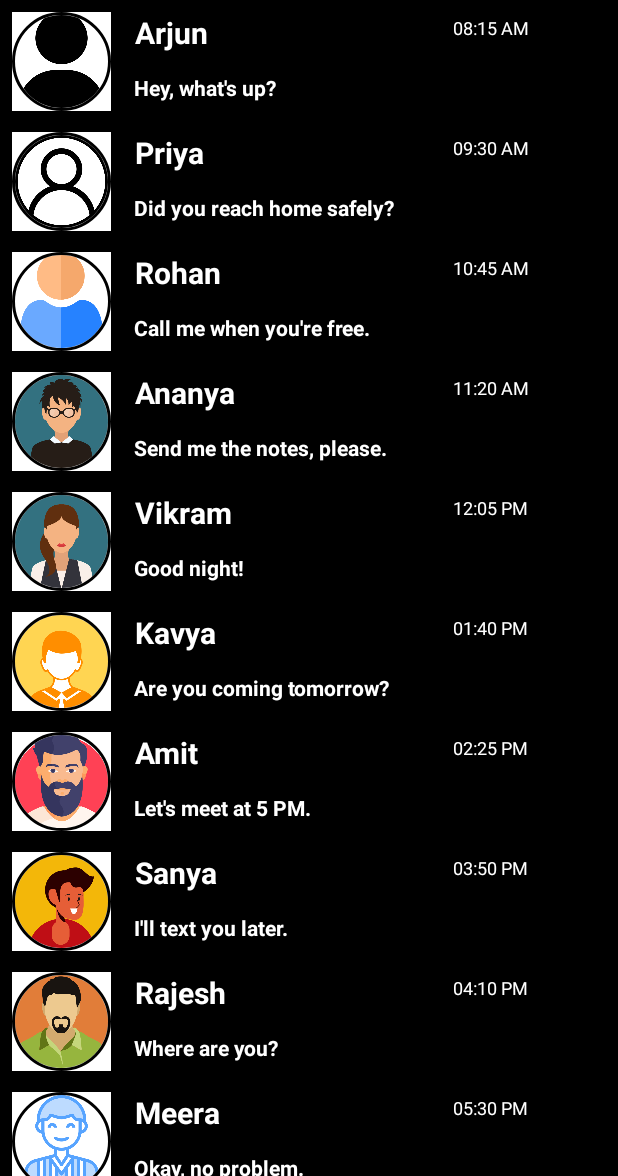
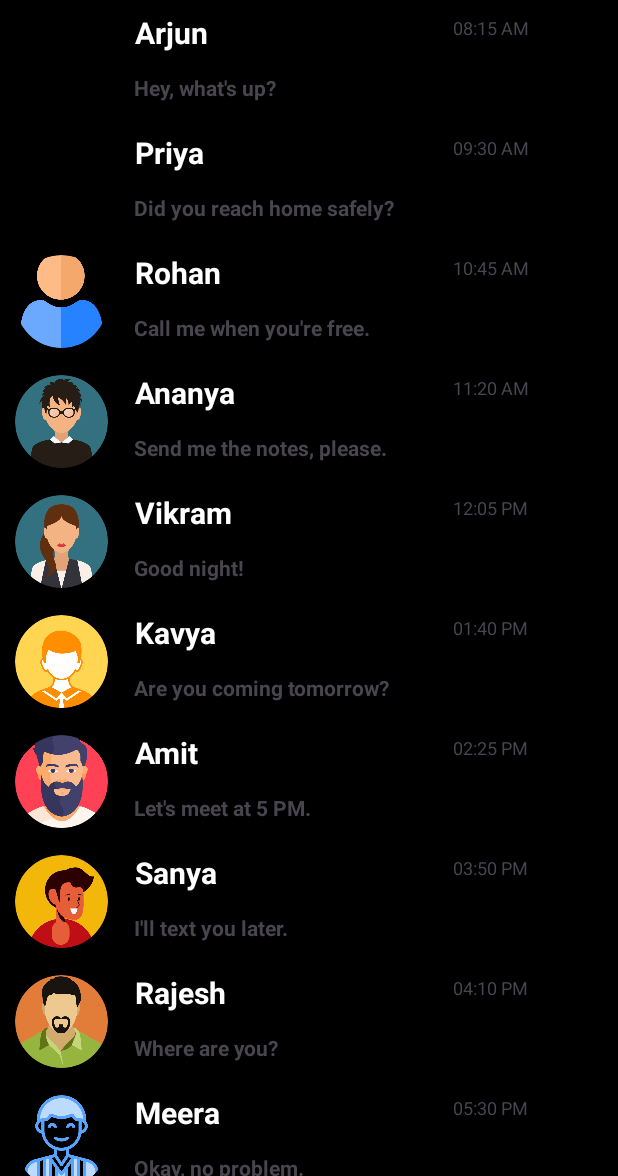
Before and after one commit to lakshyajais29/WhatsApp_basic_UI, an Android app: the screen it shows after launch (MainActivity), on a phone screen of 412 x 824 dp, the part 60-1236 px from its top. Run offline under Robolectric (Android 15) with nearby library versions, the phone set to English and light mode, and no system bars; our stand-ins replace CircleImageView.

Commit message:
second commit

```diff
--- a/app/src/main/res/layout/eachcard.xml
+++ b/app/src/main/res/layout/eachcard.xml
@@ -6,7 +6,6 @@
     android:layout_height="80dp">
 
     <de.hdodenhof.circleimageview.CircleImageView
-        android:background="@color/white"
         xmlns:app="http://schemas.android.com/apk/res-auto"
         android:id="@+id/image"
         android:layout_width="66dp"
@@ -40,7 +39,7 @@
             android:layout_height="34dp"
             android:layout_margin="7dp"
             android:layout_weight="1"
-            android:textColor="@color/white"
+            android:textColorHint="@color/white"
             android:text="TextView"
             android:textStyle="bold" />
     </LinearLayout>
@@ -50,7 +49,7 @@
         android:layout_width="92dp"
         android:layout_height="47dp"
         android:layout_margin="10dp"
-        android:textColor="@color/white"
+        android:textColorHint="@color/white"
         android:textSize="12dp" />
 
 </LinearLayout>
```
